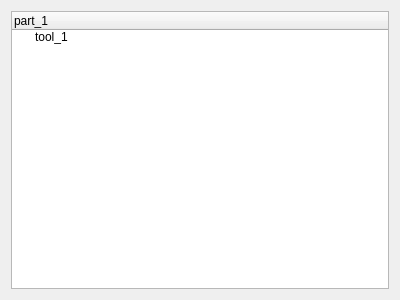
This is starter/fengsim/StatisticalProcessControl/SPCDockWidget.ui in OpenCAXPlus/OpenCAXPlus as Qt 5 draws it before an edit. The edited form follows.
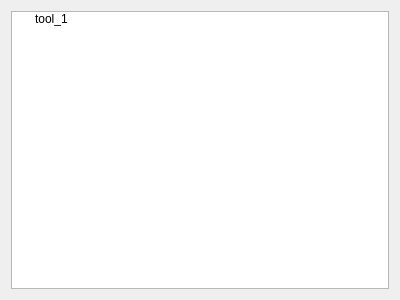
This is the edited form. Icons and pictures are not drawn.

```diff
--- a/starter/fengsim/StatisticalProcessControl/SPCDockWidget.ui
+++ b/starter/fengsim/StatisticalProcessControl/SPCDockWidget.ui
@@ -45,6 +45,9 @@
 }
 </string>
      </property>
+     <attribute name="headerVisible">
+      <bool>false</bool>
+     </attribute>
      <column>
       <property name="text">
        <string>part_1</string>
```
Left out of the diff: 3 changed lines with no effect on the pictures.
